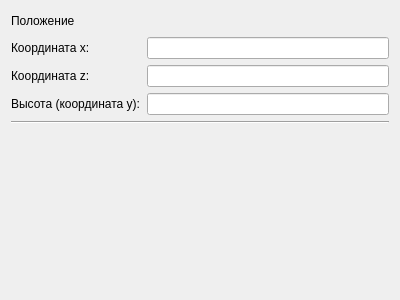
Before: the Qt Designer form scanersetupwindow.ui in BeerStrike/dplm_pc, drawn with Qt 5.
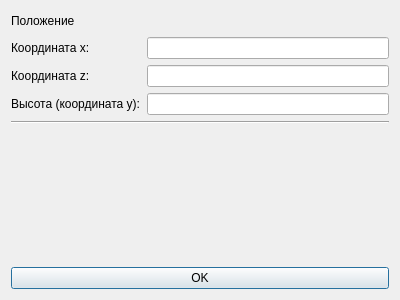
After: the same form once the commit is applied.

```diff
--- a/scanersetupwindow.ui
+++ b/scanersetupwindow.ui
@@ -88,6 +88,13 @@
      </property>
     </spacer>
    </item>
+   <item>
+    <widget class="QPushButton" name="OKButton">
+     <property name="text">
+      <string>OK</string>
+     </property>
+    </widget>
+   </item>
   </layout>
  </widget>
  <resources/>
```
